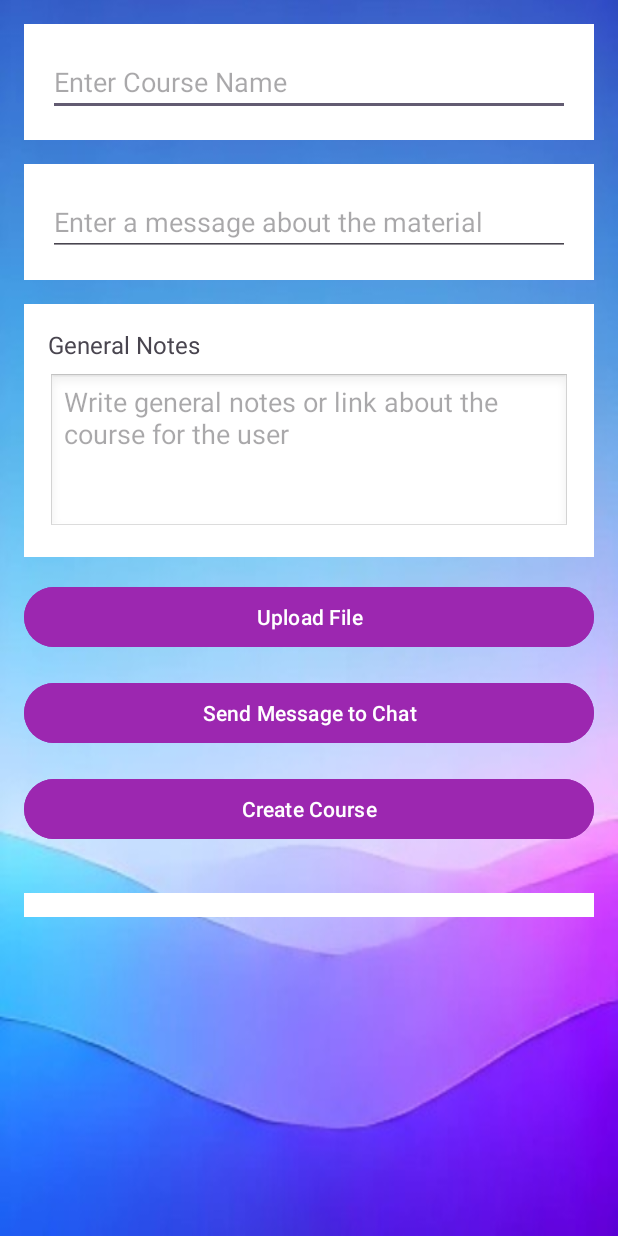
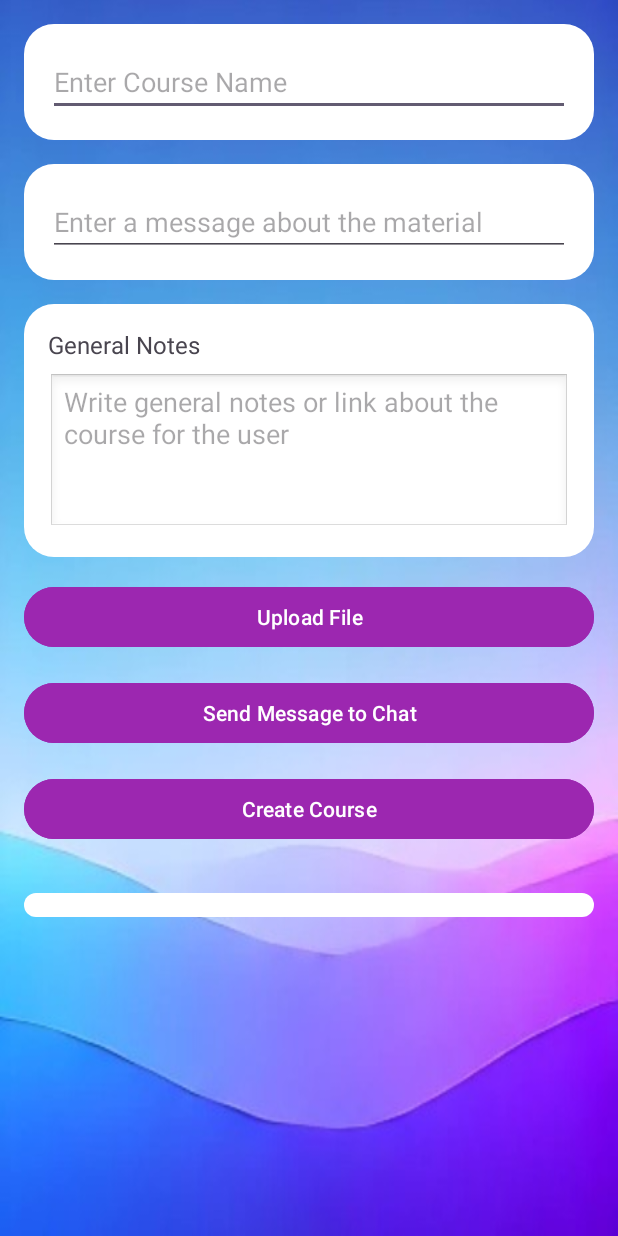
Before and after one commit to TubiSmadar/BoTeacher-V0.1, an Android app: the LecturerActivity screen opened directly, with no data from a screen before it, on a phone screen of 412 x 824 dp. Run offline under Robolectric (Android 15) with nearby library versions, the phone set to English and light mode, and no system bars.

Commit message:
orel update- add background for the other screen

```diff
--- /dev/null
+++ b/app/src/main/res/drawable/rounded_background.xml
@@ -0,0 +1,14 @@
+<?xml version="1.0" encoding="utf-8"?>
+<shape xmlns:android="http://schemas.android.com/apk/res/android"
+    android:shape="rectangle">
+
+    <!-- צבע הרקע -->
+    <solid android:color="#FFFFFF"/>
+
+    <!-- קביעת פינות מעוגלות -->
+    <corners android:radius="20dp"/>
+
+    <!-- הוספת מעט צללה קלה -->
+    <padding android:left="8dp" android:top="8dp" android:right="8dp" android:bottom="8dp"/>
+
+</shape>
--- a/app/src/main/res/layout/activity_add_students.xml
+++ b/app/src/main/res/layout/activity_add_students.xml
@@ -13,7 +13,7 @@
         android:layout_marginEnd="16dp"
         android:layout_marginRight="16dp"
         android:layout_marginBottom="16dp"
-        android:background="#FFFFFF"
+        android:background="@drawable/rounded_background"
         android:hint="Enter Student ID" />
 
     <Button
@@ -31,7 +31,7 @@
         android:layout_height="wrap_content"
         android:layout_below="@id/btnAddStudent"
         android:layout_margin="16dp"
-        android:background="#FFFFFF"/>
+        android:background="@drawable/rounded_background"/>
 
     <Button
         android:id="@+id/btnFinish"
--- a/app/src/main/res/layout/activity_course_content.xml
+++ b/app/src/main/res/layout/activity_course_content.xml
@@ -17,7 +17,7 @@
             android:layout_width="match_parent"
             android:layout_height="wrap_content"
             android:padding="8dp"
-            android:background="#F5F5F5"
+            android:background="@drawable/rounded_background"
             android:text="הערות כלליות"
             android:textSize="16sp"
             android:layout_marginBottom="16dp" />
--- a/app/src/main/res/layout/activity_lecturer.xml
+++ b/app/src/main/res/layout/activity_lecturer.xml
@@ -10,16 +10,15 @@
         android:layout_height="wrap_content"
         android:orientation="vertical">
 
-        <!-- קטע שם הקורס עם רקע לבן -->
+        <!-- קטע שם הקורס עם רקע לבן מעוגל -->
         <LinearLayout
             android:layout_width="match_parent"
             android:layout_height="wrap_content"
             android:orientation="vertical"
-            android:background="#FFFFFF"
+            android:background="@drawable/rounded_background"
             android:padding="16dp"
             android:layout_marginBottom="16dp">
 
-            <!-- הזנת שם הקורס -->
             <EditText
                 android:id="@+id/courseNameInput"
                 android:layout_width="match_parent"
@@ -27,16 +26,15 @@
                 android:hint="Enter Course Name" />
         </LinearLayout>
 
-        <!-- קטע הודעה עם רקע לבן -->
+        <!-- קטע הודעה עם רקע לבן מעוגל -->
         <LinearLayout
             android:layout_width="match_parent"
             android:layout_height="wrap_content"
             android:orientation="vertical"
-            android:background="#FFFFFF"
+            android:background="@drawable/rounded_background"
             android:padding="16dp"
             android:layout_marginBottom="16dp">
 
-            <!-- הזנת הודעה על החומר -->
             <EditText
                 android:id="@+id/materialMessageInput"
                 android:layout_width="match_parent"
@@ -44,12 +42,12 @@
                 android:hint="Enter a message about the material" />
         </LinearLayout>
 
-        <!-- קטע הערות כלליות עם רקע לבן -->
+        <!-- קטע הערות כלליות עם רקע לבן מעוגל -->
         <LinearLayout
             android:layout_width="match_parent"
             android:layout_height="wrap_content"
             android:orientation="vertical"
-            android:background="#FFFFFF"
+            android:background="@drawable/rounded_background"
             android:padding="16dp"
             android:layout_marginBottom="16dp">
 
@@ -60,7 +58,6 @@
                 android:textSize="16sp"
                 android:paddingBottom="8dp" />
 
-            <!-- שדה הערות כלליות -->
             <EditText
                 android:id="@+id/generalNotesInput"
                 android:layout_width="match_parent"
@@ -107,7 +104,7 @@
             android:id="@+id/chatListView"
             android:layout_width="match_parent"
             android:layout_height="wrap_content"
-            android:background="#FFFFFF"
+            android:background="@drawable/rounded_background"
             android:layout_marginTop="16dp"
             android:padding="8dp"
             android:scrollbars="vertical" />
```
Also changed, not shown: 1 other file.
